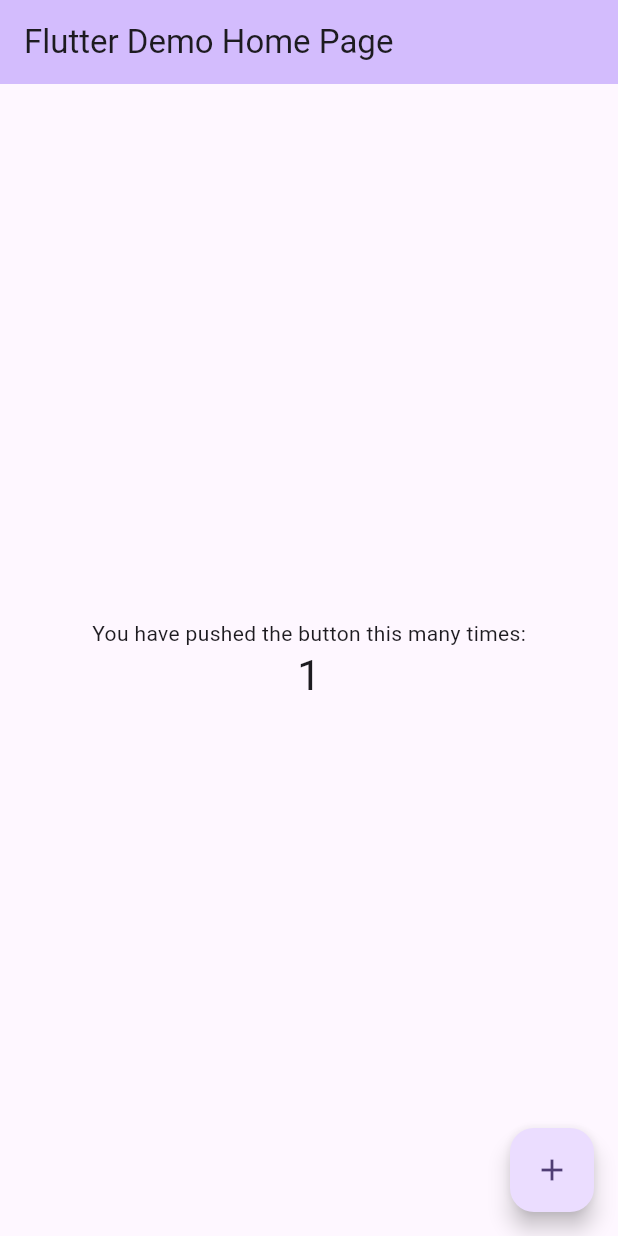
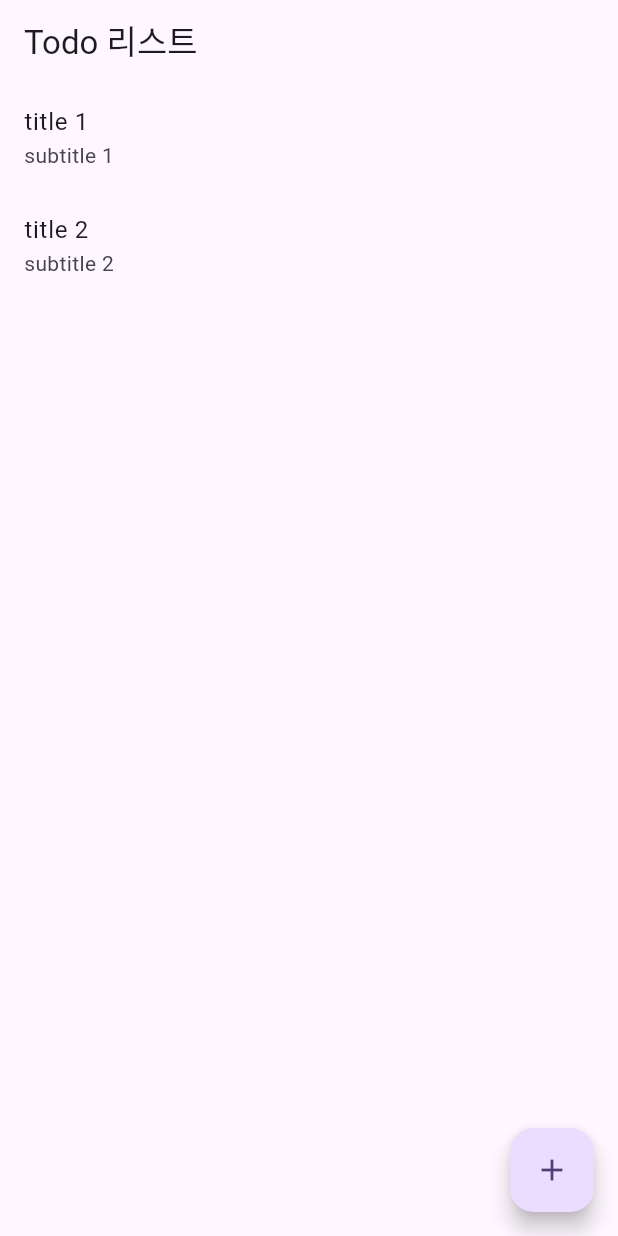
Before and after one commit to jw221356/my_todolist, a Flutter app: the screen it shows after launch, after a tap on the "add" icon, on a phone screen of 412 x 824 dp. Run offline on Flutter 3.47's test engine with Material 3 defaults, Android fonts, the phone set to English and light mode, and no system bars.

Commit message:
UI 뼈대 완성

```diff
--- /dev/null
+++ b/lib/list_screen.dart
@@ -0,0 +1,30 @@
+import 'package:flutter/material.dart';
+
+class ListScreen extends StatelessWidget {
+  const ListScreen({super.key});
+
+  @override
+  Widget build(BuildContext context) {
+    return Scaffold(
+      appBar: AppBar(
+        title: const Text('Todo 리스트'),
+      ),
+      body: ListView(
+        children: const[
+          ListTile(
+            title: Text('title 1'),
+            subtitle: Text('subtitle 1'),
+          ),
+          ListTile(
+            title: Text('title 2'),
+            subtitle: Text('subtitle 2'),
+          ),
+        ],
+      ),
+      floatingActionButton: FloatingActionButton(
+        onPressed: () { },
+        child: const Icon(Icons.add),
+      ),
+    );
+  }
+}
--- a/lib/main.dart
+++ b/lib/main.dart
@@ -1,4 +1,6 @@
 import 'package:flutter/material.dart';
+
+import 'list_screen.dart';
 
 void main() {
   runApp(const MyApp());
@@ -13,113 +15,10 @@ class MyApp extends StatelessWidget {
     return MaterialApp(
       title: 'Flutter Demo',
       theme: ThemeData(
-        // This is the theme of your application.
-        //
-        // TRY THIS: Try running your application with "flutter run". You'll see
-        // the application has a purple toolbar. Then, without quitting the app,
-        // try changing the seedColor in the colorScheme below to Colors.green
-        // and then invoke "hot reload" (save your changes or press the "hot
-        // reload" button in a Flutter-supported IDE, or press "r" if you used
-        // the command line to start the app).
-        //
-        // Notice that the counter didn't reset back to zero; the application
-        // state is not lost during the reload. To reset the state, use hot
-        // restart instead.
-        //
-        // This works for code too, not just values: Most code changes can be
-        // tested with just a hot reload.
         colorScheme: ColorScheme.fromSeed(seedColor: Colors.deepPurple),
         useMaterial3: true,
       ),
-      home: const MyHomePage(title: 'Flutter Demo Home Page'),
+      home: const ListScreen(),
     );
   }
 }
-
-class MyHomePage extends StatefulWidget {
-  const MyHomePage({super.key, required this.title});
-
-  // This widget is the home page of your application. It is stateful, meaning
-  // that it has a State object (defined below) that contains fields that affect
-  // how it looks.
-
-  // This class is the configuration for the state. It holds the values (in this
-  // case the title) provided by the parent (in this case the App widget) and
-  // used by the build method of the State. Fields in a Widget subclass are
-  // always marked "final".
-
-  final String title;
-
-  @override
-  State<MyHomePage> createState() => _MyHomePageState();
-}
-
-class _MyHomePageState extends State<MyHomePage> {
-  int _counter = 0;
-
-  void _incrementCounter() {
-    setState(() {
-      // This call to setState tells the Flutter framework that something has
-      // changed in this State, which causes it to rerun the build method below
-      // so that the display can reflect the updated values. If we changed
-      // _counter without calling setState(), then the build method would not be
-      // called again, and so nothing would appear to happen.
-      _counter++;
-    });
-  }
-
-  @override
-  Widget build(BuildContext context) {
-    // This method is rerun every time setState is called, for instance as done
-    // by the _incrementCounter method above.
-    //
-    // The Flutter framework has been optimized to make rerunning build methods
-    // fast, so that you can just rebuild anything that needs updating rather
-    // than having to individually change instances of widgets.
-    return Scaffold(
-      appBar: AppBar(
-        // TRY THIS: Try changing the color here to a specific color (to
-        // Colors.amber, perhaps?) and trigger a hot reload to see the AppBar
-        // change color while the other colors stay the same.
-        backgroundColor: Theme.of(context).colorScheme.inversePrimary,
-        // Here we take the value from the MyHomePage object that was created by
-        // the App.build method, and use it to set our appbar title.
-        title: Text(widget.title),
-      ),
-      body: Center(
-        // Center is a layout widget. It takes a single child and positions it
-        // in the middle of the parent.
-        child: Column(
-          // Column is also a layout widget. It takes a list of children and
-          // arranges them vertically. By default, it sizes itself to fit its
-          // children horizontally, and tries to be as tall as its parent.
-          //
-          // Column has various properties to control how it sizes itself and
-          // how it positions its children. Here we use mainAxisAlignment to
-          // center the children vertically; the main axis here is the vertical
-          // axis because Columns are vertical (the cross axis would be
-          // horizontal).
-          //
-          // TRY THIS: Invoke "debug painting" (choose the "Toggle Debug Paint"
-          // action in the IDE, or press "p" in the console), to see the
-          // wireframe for each widget.
-          mainAxisAlignment: MainAxisAlignment.center,
-          children: <Widget>[
-            const Text(
-              'You have pushed the button this many times:',
-            ),
-            Text(
-              '$_counter',
-              style: Theme.of(context).textTheme.headlineMedium,
-            ),
-          ],
-        ),
-      ),
-      floatingActionButton: FloatingActionButton(
-        onPressed: _incrementCounter,
-        tooltip: 'Increment',
-        child: const Icon(Icons.add),
-      ), // This trailing comma makes auto-formatting nicer for build methods.
-    );
-  }
-}
```
